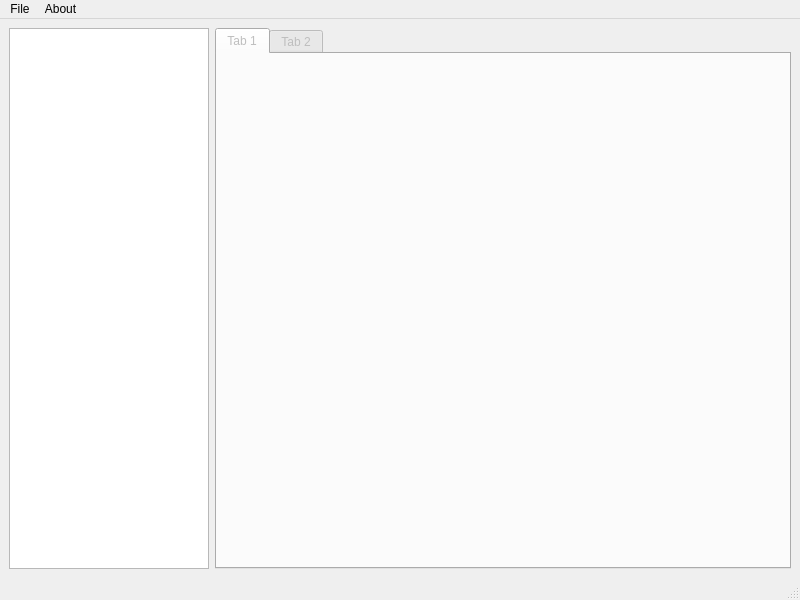
First picture: the form in res/window.ui, repository remeh/mehstation-config, before the edit.
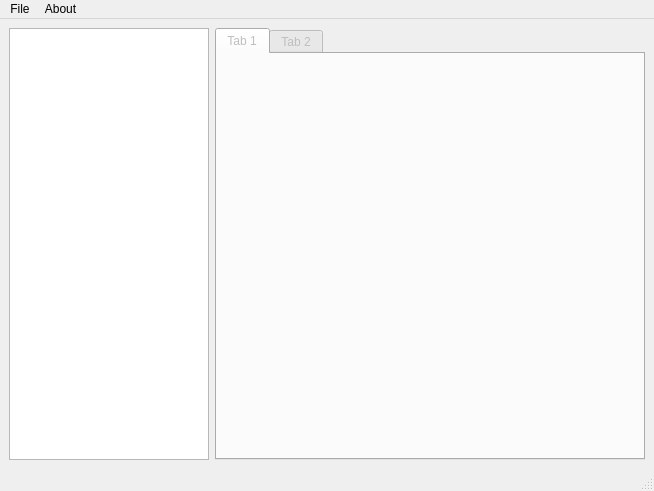
Second picture: the form after the edit.

Commit message: Ensure that the selected database file exists.

```diff
--- a/res/window.ui
+++ b/res/window.ui
@@ -6,8 +6,8 @@
    <rect>
     <x>0</x>
     <y>0</y>
-    <width>800</width>
-    <height>600</height>
+    <width>654</width>
+    <height>491</height>
    </rect>
   </property>
   <property name="windowTitle">
@@ -61,7 +61,7 @@
     <rect>
      <x>0</x>
      <y>0</y>
-     <width>800</width>
+     <width>654</width>
      <height>20</height>
     </rect>
    </property>
```
The commit also changes 1 other file.
